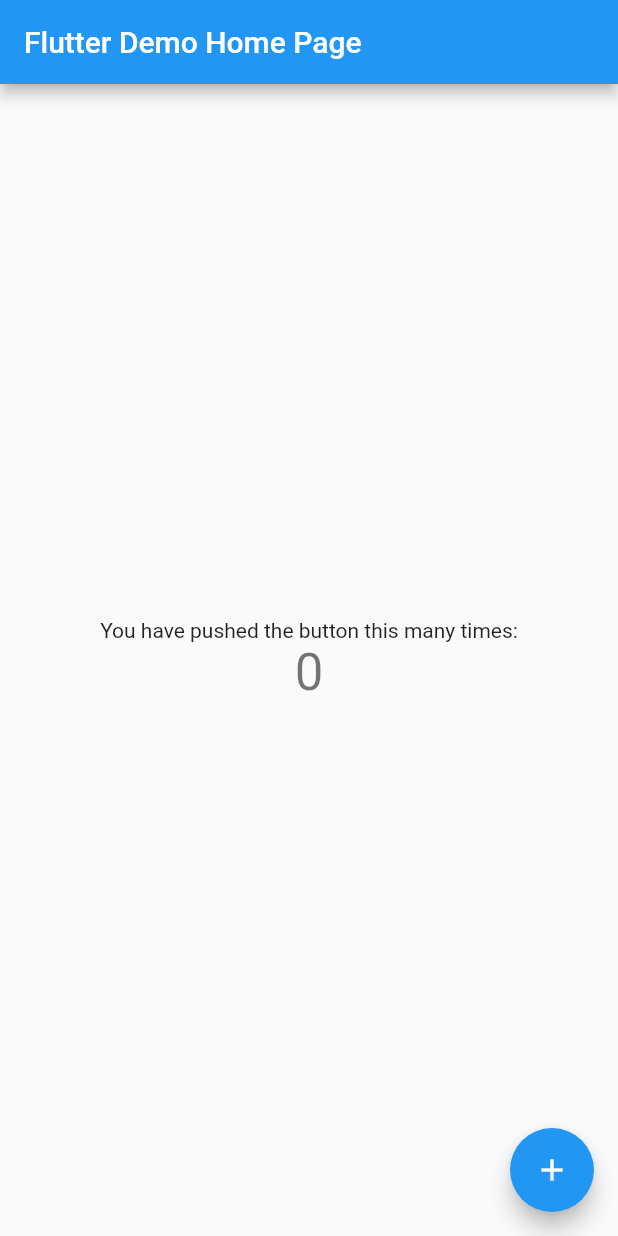
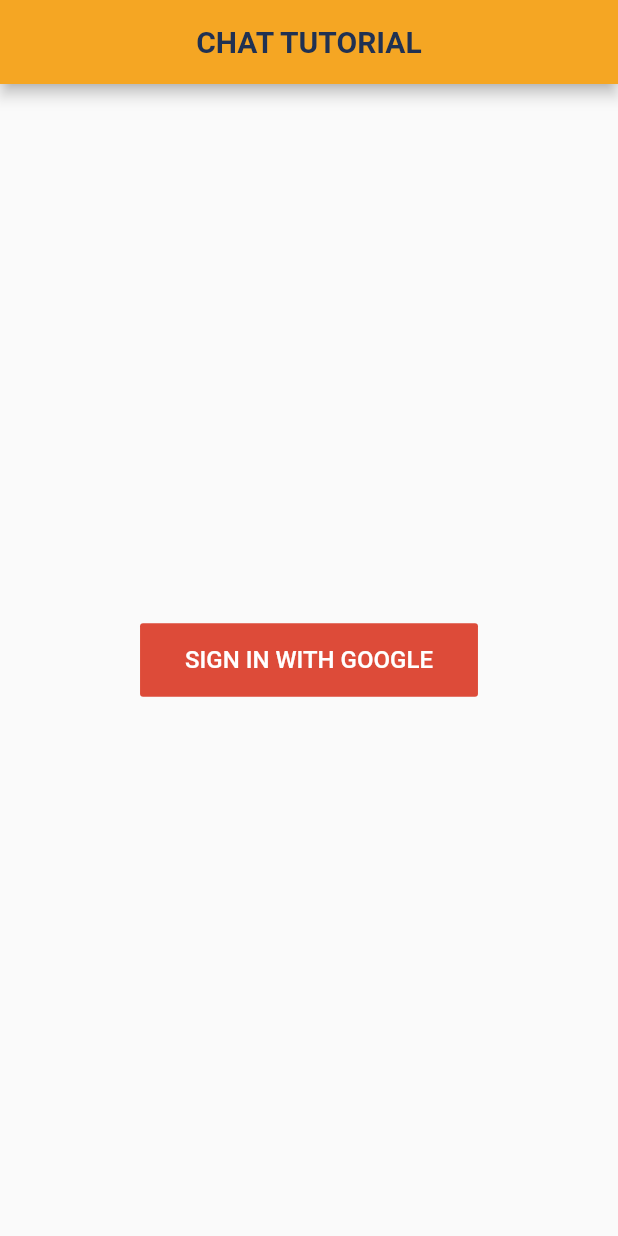
Before and after one commit to elegant651/flutter-fb-tutorial, a Flutter app: the screen it shows after launch, on a phone screen of 412 x 824 dp. Run offline on Flutter 3.47's test engine with Material 2 defaults, Android fonts, the phone set to English and light mode, and no system bars; our stand-ins replace cloud_firestore, firebase_auth, fluttertoast, google_sign_in, shared_preferences; accounts and stored records are empty.

```diff
--- /dev/null
+++ b/lib/const.dart
@@ -0,0 +1,6 @@
+import 'dart:ui';
+
+final themeColor = Color(0xfff5a623);
+final primaryColor = Color(0xff203152);
+final greyColor = Color(0xffaeaeae);
+final greyColor2 = Color(0xffE8E8E8);
--- /dev/null
+++ b/lib/login.dart
@@ -0,0 +1,144 @@
+import 'package:flutter/material.dart';
+import 'package:google_sign_in/google_sign_in.dart';
+import 'package:cloud_firestore/cloud_firestore.dart';
+import 'package:firebase_auth/firebase_auth.dart';
+import 'package:shared_preferences/shared_preferences.dart';
+import 'package:fluttertoast/fluttertoast.dart';
+
+import 'package:flutter_fb_tutorial/const.dart';
+import 'package:flutter_fb_tutorial/main.dart';
+
+class MyApp extends StatelessWidget {
+
+  @override
+  Widget build(BuildContext context) {
+    return MaterialApp(
+      title: 'Chat Tutorial',
+      theme: ThemeData(
+        primaryColor: themeColor
+      ),
+      home: LoginScreen(title: 'CHAT TUTORIAL'),
+      debugShowCheckedModeBanner: false,
+    );
+  }
+}
+
+class LoginScreen extends StatefulWidget {
+  final String title;
+
+  LoginScreen({Key key, this.title}) : super(key: key);
+
+  @override
+  LoginScreenState createState() => LoginScreenState();
+}
+
+class LoginScreenState extends State<LoginScreen> {
+  final GoogleSignIn googleSignIn = GoogleSignIn();
+  final FirebaseAuth firebaseAuth = FirebaseAuth.instance;
+  SharedPreferences prefs;
+
+  bool isLoading = false;
+  bool isLoggedIn = false;
+  FirebaseUser currentUser;
+
+  @override
+  void initState() {
+    super.initState();
+    SharedPreferences.setMockInitialValues({});
+
+    isSignedIn();
+  }
+
+  void isSignedIn() async {
+    this.setState(() => isLoading = true );
+
+    this.prefs = await SharedPreferences.getInstance();
+
+    this.isLoggedIn = await googleSignIn.isSignedIn();
+    if(this.isLoggedIn) {
+
+    }
+
+    this.setState(() => isLoading = false);
+  }
+
+  Future<Null> handleSignIn() async {
+    this.prefs = await SharedPreferences.getInstance();
+
+    this.setState(() => isLoading = true);
+
+    GoogleSignInAccount googleUser = await googleSignIn.signIn();
+    GoogleSignInAuthentication googleAuth = await googleUser.authentication;
+
+    final AuthCredential credential = GoogleAuthProvider.getCredential(idToken: googleAuth.idToken, accessToken: googleAuth.accessToken);
+
+    FirebaseUser firebaseUser = await firebaseAuth.signInWithCredential(credential);
+
+    if(firebaseUser != null) {
+      final QuerySnapshot result = await Firestore.instance.collection('users').where('id', isEqualTo: firebaseUser.uid).getDocuments();
+      final List<DocumentSnapshot> documents = result.documents;
+      if(documents.length == 0) {
+        Firestore.instance.collection('users').document(firebaseUser.uid).setData({'nickname': firebaseUser.displayName, 'photoUrl': firebaseUser.photoUrl, 'id': firebaseUser.uid});
+
+        this.currentUser = firebaseUser;
+        await this.prefs.setString('id', this.currentUser.uid);
+        await this.prefs.setString('nickname', this.currentUser.displayName);
+        await this.prefs.setString('photoUrl', this.currentUser.photoUrl);
+      } else {
+        await this.prefs.setString('id', documents[0]['id']);
+        await this.prefs.setString('nickname', documents[0]['nickname']);
+        await this.prefs.setString('photoUrl', documents[0]['photoUrl']);
+        await this.prefs.setString('aboutMe', documents[0]['aboutMe']);
+      }
+      Fluttertoast.showToast(msg: "Sign in success");
+      this.setState(() => isLoading = false);
+
+      Navigator.push(context, MaterialPageRoute(builder: (context) => MainScreen(currentUserId: firebaseUser.uid)));
+    } else {
+      Fluttertoast.showToast(msg: "Sign in fail");
+      this.setState(() => isLoading = false);
+    }
+  }
+
+  @override
+  Widget build(BuildContext context) {
+    return Scaffold(
+      appBar: AppBar(
+        title: Text(
+          widget.title,
+          style: TextStyle(color: primaryColor, fontWeight: FontWeight.bold)
+        ),
+        centerTitle: true,
+      ),
+      body: Stack(
+        children: <Widget>[
+          Center(
+            child: FlatButton(
+              onPressed: handleSignIn,
+              child: Text(
+                'SIGN IN WITH GOOGLE',
+                style: TextStyle(fontSize: 16.0)
+              ),
+              color: Color(0xffdd4b39),
+              highlightColor: Color(0xffff7f7f),
+              splashColor: Colors.transparent,
+              textColor: Colors.white,
+              padding: EdgeInsets.fromLTRB(30.0, 15.0, 30.0, 15.0)),
+            ),
+
+            Positioned(
+              child: isLoading
+                ? Container(
+                    child: Center(
+                      child: CircularProgressIndicator(
+                        valueColor: AlwaysStoppedAnimation<Color>(themeColor)
+                      )
+                    ),
+                    color: Colors.white.withOpacity(0.8),
+                ) : Container()
+            )
+        ]
+      )
+    );
+  }
+}
--- a/lib/main.dart
+++ b/lib/main.dart
@@ -1,9 +1,25 @@
 import 'package:flutter/material.dart';
+
+import 'package:flutter_fb_tutorial/const.dart';
+import 'package:flutter_fb_tutorial/login.dart';
 
 void main() => runApp(MyApp());
 
-class MyApp extends StatelessWidget {
+class MainScreen extends StatefulWidget {
   // This widget is the root of your application.
+  final String currentUserId;
+
+  MainScreen({Key key, @required this.currentUserId}) : super(key: key);
+
+  @override
+  MainScreenState createState() => MainScreenState(currentUserId: currentUserId);
+}
+
+class MainScreenState extends State<MainScreen> {
+  final String currentUserId;
+
+  MainScreenState({Key key, @required this.currentUserId});
+
   @override
   Widget build(BuildContext context) {
     return MaterialApp(
```
Also changed, not shown: 4 other files.
